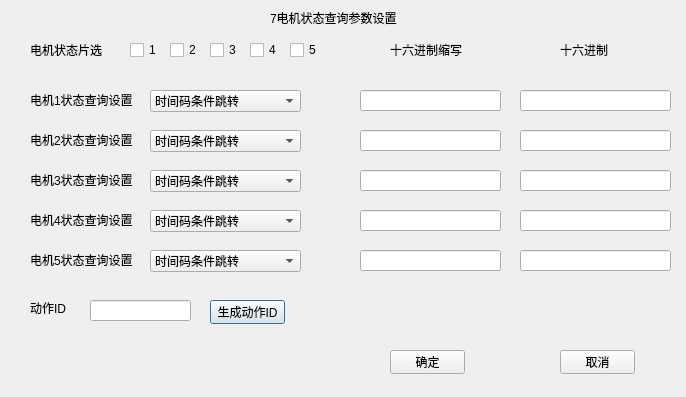
This is ui/motorstatusinquiry.ui in JcypVacant/-experiment-process-config as Qt 5 draws it before an edit. The edited form follows.
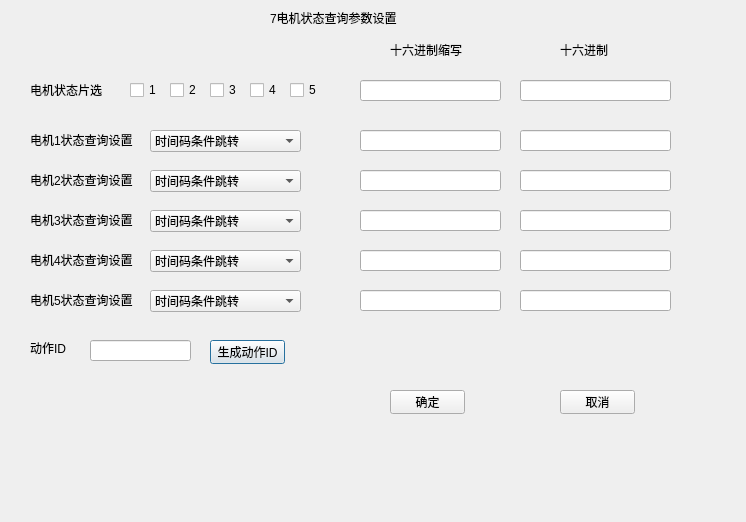
This is the edited form.

What changed in the file:
```diff
--- a/ui/motorstatusinquiry.ui
+++ b/ui/motorstatusinquiry.ui
@@ -6,8 +6,8 @@
    <rect>
     <x>0</x>
     <y>0</y>
-    <width>686</width>
-    <height>397</height>
+    <width>746</width>
+    <height>522</height>
    </rect>
   </property>
   <property name="windowTitle">
@@ -17,7 +17,7 @@
    <property name="geometry">
     <rect>
      <x>30</x>
-     <y>40</y>
+     <y>80</y>
      <width>81</width>
      <height>20</height>
     </rect>
@@ -30,7 +30,7 @@
    <property name="geometry">
     <rect>
      <x>130</x>
-     <y>40</y>
+     <y>80</y>
      <width>31</width>
      <height>20</height>
     </rect>
@@ -43,7 +43,7 @@
    <property name="geometry">
     <rect>
      <x>170</x>
-     <y>40</y>
+     <y>80</y>
      <width>31</width>
      <height>20</height>
     </rect>
@@ -56,7 +56,7 @@
    <property name="geometry">
     <rect>
      <x>210</x>
-     <y>40</y>
+     <y>80</y>
      <width>31</width>
      <height>20</height>
     </rect>
@@ -69,7 +69,7 @@
    <property name="geometry">
     <rect>
      <x>250</x>
-     <y>40</y>
+     <y>80</y>
      <width>31</width>
      <height>20</height>
     </rect>
@@ -82,7 +82,7 @@
    <property name="geometry">
     <rect>
      <x>290</x>
-     <y>40</y>
+     <y>80</y>
      <width>31</width>
      <height>20</height>
     </rect>
@@ -95,7 +95,7 @@
    <property name="geometry">
     <rect>
      <x>30</x>
-     <y>90</y>
+     <y>130</y>
      <width>111</width>
      <height>20</height>
     </rect>
@@ -108,7 +108,7 @@
    <property name="geometry">
     <rect>
      <x>150</x>
-     <y>90</y>
+     <y>130</y>
      <width>151</width>
      <height>22</height>
     </rect>
@@ -128,7 +128,7 @@
    <property name="geometry">
     <rect>
      <x>150</x>
-     <y>130</y>
+     <y>170</y>
      <width>151</width>
      <height>22</height>
     </rect>
@@ -148,7 +148,7 @@
    <property name="geometry">
     <rect>
      <x>30</x>
-     <y>130</y>
+     <y>170</y>
      <width>111</width>
      <height>20</height>
     </rect>
@@ -161,7 +161,7 @@
    <property name="geometry">
     <rect>
      <x>150</x>
-     <y>170</y>
+     <y>210</y>
      <width>151</width>
      <height>22</height>
     </rect>
@@ -181,7 +181,7 @@
    <property name="geometry">
     <rect>
      <x>30</x>
-     <y>170</y>
+     <y>210</y>
      <width>111</width>
      <height>20</height>
     </rect>
@@ -194,7 +194,7 @@
    <property name="geometry">
     <rect>
      <x>150</x>
-     <y>210</y>
+     <y>250</y>
      <width>151</width>
      <height>22</height>
     </rect>
@@ -214,7 +214,7 @@
    <property name="geometry">
     <rect>
      <x>30</x>
-     <y>210</y>
+     <y>250</y>
      <width>111</width>
      <height>20</height>
     </rect>
@@ -227,7 +227,7 @@
    <property name="geometry">
     <rect>
      <x>150</x>
-     <y>250</y>
+     <y>290</y>
      <width>151</width>
      <height>22</height>
     </rect>
@@ -247,7 +247,7 @@
    <property name="geometry">
     <rect>
      <x>30</x>
-     <y>250</y>
+     <y>290</y>
      <width>111</width>
      <height>20</height>
     </rect>
@@ -286,7 +286,7 @@
    <property name="geometry">
     <rect>
      <x>360</x>
-     <y>90</y>
+     <y>130</y>
      <width>141</width>
      <height>21</height>
     </rect>
@@ -299,7 +299,7 @@
    <property name="geometry">
     <rect>
      <x>360</x>
-     <y>130</y>
+     <y>170</y>
      <width>141</width>
      <height>21</height>
     </rect>
@@ -312,7 +312,7 @@
    <property name="geometry">
     <rect>
      <x>360</x>
-     <y>170</y>
+     <y>210</y>
      <width>141</width>
      <height>21</height>
     </rect>
@@ -325,7 +325,7 @@
    <property name="geometry">
     <rect>
      <x>360</x>
-     <y>210</y>
+     <y>250</y>
      <width>141</width>
      <height>21</height>
     </rect>
@@ -338,7 +338,7 @@
    <property name="geometry">
     <rect>
      <x>360</x>
-     <y>250</y>
+     <y>290</y>
      <width>141</width>
      <height>21</height>
     </rect>
@@ -351,7 +351,7 @@
    <property name="geometry">
     <rect>
      <x>520</x>
-     <y>90</y>
+     <y>130</y>
      <width>151</width>
      <height>21</height>
     </rect>
@@ -364,7 +364,7 @@
    <property name="geometry">
     <rect>
      <x>520</x>
-     <y>130</y>
+     <y>170</y>
      <width>151</width>
      <height>21</height>
     </rect>
@@ -377,7 +377,7 @@
    <property name="geometry">
     <rect>
      <x>520</x>
-     <y>170</y>
+     <y>210</y>
      <width>151</width>
      <height>21</height>
     </rect>
@@ -390,7 +390,7 @@
    <property name="geometry">
     <rect>
      <x>520</x>
-     <y>210</y>
+     <y>250</y>
      <width>151</width>
      <height>21</height>
     </rect>
@@ -403,7 +403,7 @@
    <property name="geometry">
     <rect>
      <x>520</x>
-     <y>250</y>
+     <y>290</y>
      <width>151</width>
      <height>21</height>
     </rect>
@@ -416,7 +416,7 @@
    <property name="geometry">
     <rect>
      <x>30</x>
-     <y>300</y>
+     <y>340</y>
      <width>54</width>
      <height>16</height>
     </rect>
@@ -429,7 +429,7 @@
    <property name="geometry">
     <rect>
      <x>90</x>
-     <y>300</y>
+     <y>340</y>
      <width>101</width>
      <height>21</height>
     </rect>
@@ -442,7 +442,7 @@
    <property name="geometry">
     <rect>
      <x>210</x>
-     <y>300</y>
+     <y>340</y>
      <width>75</width>
      <height>24</height>
     </rect>
@@ -455,7 +455,7 @@
    <property name="geometry">
     <rect>
      <x>390</x>
-     <y>350</y>
+     <y>390</y>
      <width>75</width>
      <height>24</height>
     </rect>
@@ -468,7 +468,7 @@
    <property name="geometry">
     <rect>
      <x>560</x>
-     <y>350</y>
+     <y>390</y>
      <width>75</width>
      <height>24</height>
     </rect>
@@ -490,6 +490,32 @@
     <string>7电机状态查询参数设置</string>
    </property>
   </widget>
+  <widget class="QLineEdit" name="hexLineEdit">
+   <property name="geometry">
+    <rect>
+     <x>520</x>
+     <y>80</y>
+     <width>151</width>
+     <height>21</height>
+    </rect>
+   </property>
+   <property name="readOnly">
+    <bool>true</bool>
+   </property>
+  </widget>
+  <widget class="QLineEdit" name="hexOmitLineEdit">
+   <property name="geometry">
+    <rect>
+     <x>360</x>
+     <y>80</y>
+     <width>141</width>
+     <height>21</height>
+    </rect>
+   </property>
+   <property name="readOnly">
+    <bool>true</bool>
+   </property>
+  </widget>
  </widget>
  <resources/>
  <connections/>
```
Left out of the diff: 32 changed lines with no effect on the pictures.
